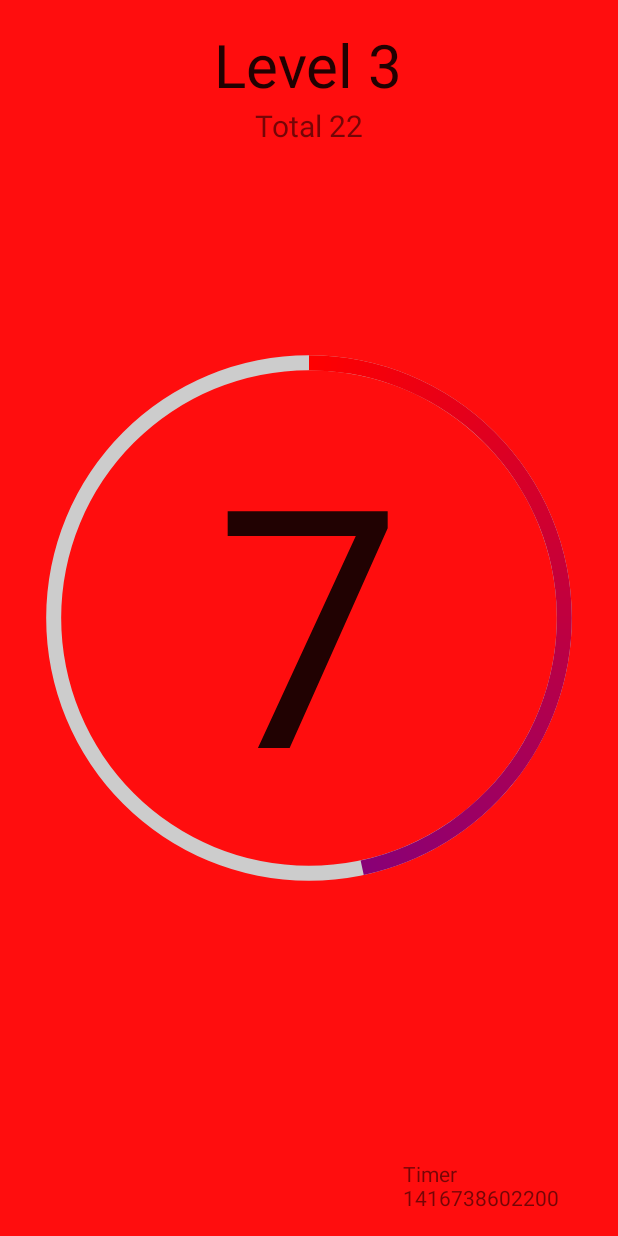
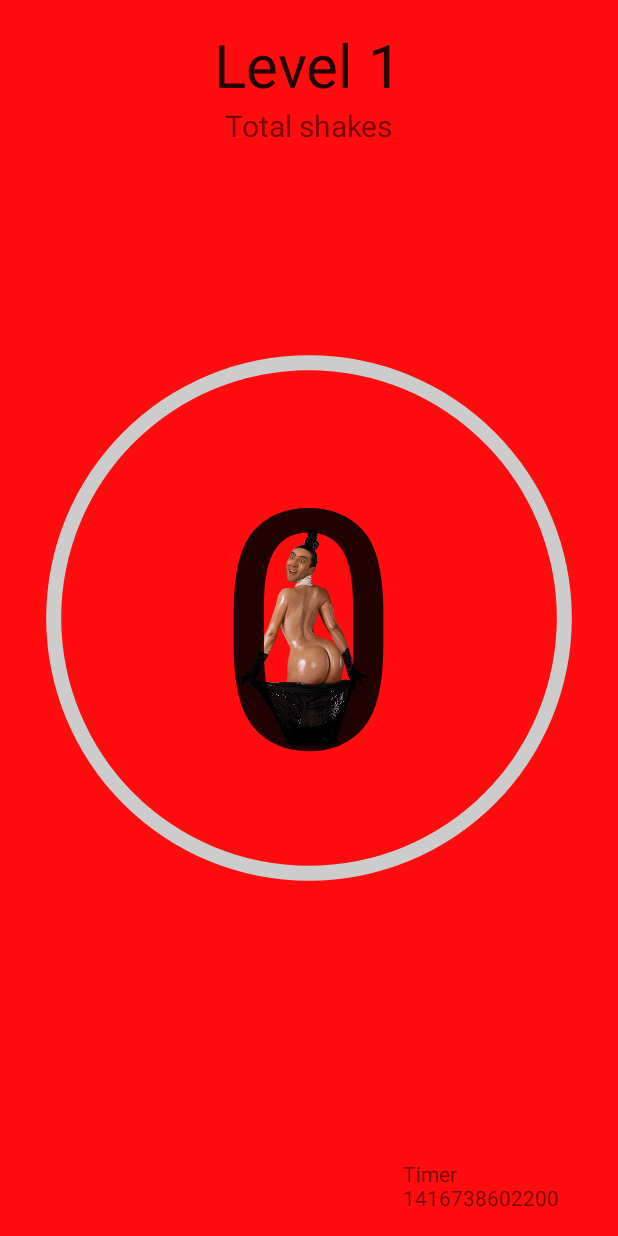
Before and after one commit to ajbowler/ShakeOff, an Android app: the first screen one second after launch (ShakeOff), on a phone screen of 412 x 824 dp. Run offline under Robolectric (Android 15) with nearby library versions, the phone set to English and light mode, and no system bars; 4 statements that could not run were skipped.

Commit message:
timer with possibly animated thing

```diff
--- a/MyApplication/app/src/main/java/com/example/zplata/shakeoff/ShakeOff.java
+++ b/MyApplication/app/src/main/java/com/example/zplata/shakeoff/ShakeOff.java
@@ -38,7 +38,10 @@
     private Sensor mAccel;
     private Random random;
     private ProgressBar levelProgressBar;
-    private ImageView hiddenBossImg;
+    private ImageView hiddenBossImg0;
+    private ImageView hiddenBossImg1;
+    private ImageView hiddenBossImg2;
+    private ImageView hiddenBossImg3;
     private int currentProgress;
     private int maxProgress;
 
@@ -52,7 +55,10 @@
     public int levelRequirement = 5;
 
     //Boss Values
+    private boolean bossFight; // is the boss fight happening
     private int tempShakes = 0;
+    private int image = 0;
+
 
 
     // Timer
@@ -68,7 +74,22 @@
             long millis = System.currentTimeMillis();
             timerText.setText("Timer " + millis);
 
-            shake();
+            if(bossFight){
+                hiddenBossImg0.setVisibility(View.GONE);
+                hiddenBossImg1.setVisibility(View.GONE);
+                hiddenBossImg2.setVisibility(View.GONE);
+                hiddenBossImg3.setVisibility(View.GONE);
+                if(image == 0)
+                    hiddenBossImg0.setVisibility(View.VISIBLE);
+                if(image == 1)
+                    hiddenBossImg1.setVisibility(View.VISIBLE);
+                if(image == 2)
+                    hiddenBossImg2.setVisibility(View.VISIBLE);
+                if(image == 3)
+                    hiddenBossImg3.setVisibility(View.VISIBLE);
+                image++;
+                image%=4;
+            }
 
             timerHandler.postDelayed(this, 100); // calls itself in 10
         }
@@ -90,7 +111,10 @@
         rLayout = (RelativeLayout) findViewById(R.id.rLayout);
         rLayout.setOnClickListener(rLayoutClickListener);
         levelProgressBar = (ProgressBar) findViewById(R.id.progressBar);
-        hiddenBossImg = (ImageView) findViewById(R.id.hiddenBossImg);
+        hiddenBossImg0 = (ImageView) findViewById(R.id.hiddenBossImg0);
+        hiddenBossImg1 = (ImageView) findViewById(R.id.hiddenBossImg1);
+        hiddenBossImg2 = (ImageView) findViewById(R.id.hiddenBossImg2);
+        hiddenBossImg3 = (ImageView) findViewById(R.id.hiddenBossImg3);
 
         mp = MediaPlayer.create(getApplicationContext(), R.raw.tswift);
         mp.start();
@@ -100,7 +124,10 @@
         levelProgressBar.setProgress(0);
         levelProgressBar.setMax(level * levelRequirement);
 
-        hiddenBossImg.setVisibility(View.GONE);
+        hiddenBossImg0.setVisibility(View.GONE);
+        hiddenBossImg1.setVisibility(View.GONE);
+        hiddenBossImg2.setVisibility(View.GONE);
+        hiddenBossImg3.setVisibility(View.GONE);
 
         timerHandler.postDelayed(timerRunnable, 0);
 
@@ -117,6 +144,7 @@
             public void handleShakeEvent() {
                 if(level % 5 == 0 && level != 0) {
                     bossShake();
+                    bossFight = true;
                 }
                 else{
                     shake();
@@ -144,7 +172,7 @@
 
     private void bossShake () {
         centerCount.setVisibility(View.GONE);
-        hiddenBossImg.setVisibility(View.VISIBLE);
+
         hiddenBossMsg.setText("ShakeOff w/ Nicholas!");
         hiddenBossMsg.setVisibility(View.VISIBLE);
         tempShakes++;
--- a/MyApplication/app/src/main/res/layout/activity_shake_off.xml
+++ b/MyApplication/app/src/main/res/layout/activity_shake_off.xml
@@ -64,10 +64,26 @@
     <ImageView
         android:layout_width="wrap_content"
         android:layout_height="wrap_content"
-        android:id="@+id/hiddenBossImg"
+        android:id="@+id/hiddenBossImg0"
         android:layout_centerVertical="true"
         android:layout_centerHorizontal="true"
         android:src="@drawable/nick0"/>
+
+    <ImageView
+        android:layout_width="wrap_content"
+        android:layout_height="wrap_content"
+        android:id="@+id/imageView"
+        android:src="@drawable/nick1"
+        android:layout_centerVertical="true"
+        android:layout_centerHorizontal="true" />
+
+    <ImageView
+        android:layout_width="wrap_content"
+        android:layout_height="wrap_content"
+        android:id="@+id/imageView2"
+        android:src="@drawable/nick2"
+        android:layout_centerVertical="true"
+        android:layout_centerHorizontal="true" />
 
     <TextView
         android:layout_width="wrap_content"
@@ -79,5 +95,13 @@
         android:layout_toRightOf="@+id/levelCount"
         android:layout_toEndOf="@+id/levelCount" />
 
+    <ImageView
+        android:layout_width="wrap_content"
+        android:layout_height="wrap_content"
+        android:id="@+id/hiddenBossImg3"
+        android:src="@drawable/nick3"
+        android:layout_centerVertical="true"
+        android:layout_centerHorizontal="true" />
+
 
 </RelativeLayout>
```
